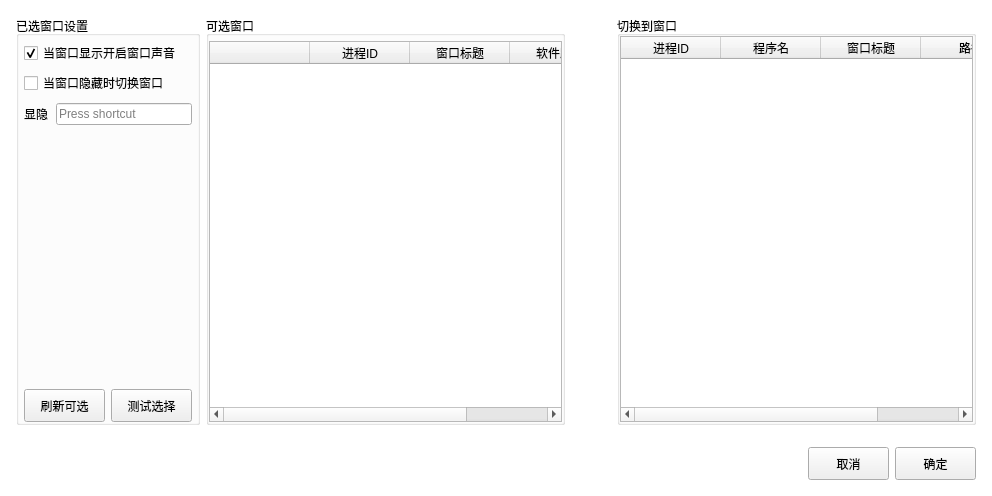
Above: OneKeyHide/ui/newdialog.ui from BiteBit/OneKeyHide before the change. Below: the same form after it.
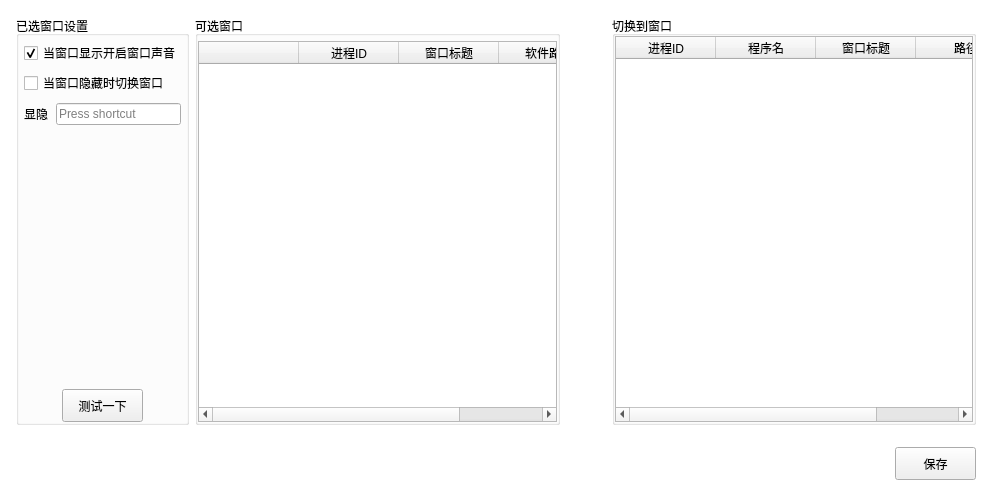
That is the form after the change.

Patch:
```diff
--- a/OneKeyHide/ui/newdialog.ui
+++ b/OneKeyHide/ui/newdialog.ui
@@ -160,25 +160,6 @@
               <property name="topMargin">
                <number>0</number>
               </property>
-              <item>
-               <widget class="QPushButton" name="pushButtonRefresh">
-                <property name="minimumSize">
-                 <size>
-                  <width>81</width>
-                  <height>33</height>
-                 </size>
-                </property>
-                <property name="maximumSize">
-                 <size>
-                  <width>81</width>
-                  <height>33</height>
-                 </size>
-                </property>
-                <property name="text">
-                 <string>刷新可选</string>
-                </property>
-               </widget>
-              </item>
               <item>
                <widget class="QPushButton" name="pushButtonTest">
                 <property name="minimumSize">
@@ -194,7 +175,7 @@
                  </size>
                 </property>
                 <property name="text">
-                 <string>测试选择</string>
+                 <string>测试一下</string>
                 </property>
                </widget>
               </item>
@@ -349,25 +330,6 @@
            </property>
           </spacer>
          </item>
-         <item>
-          <widget class="QPushButton" name="pushButtonCancel">
-           <property name="minimumSize">
-            <size>
-             <width>81</width>
-             <height>33</height>
-            </size>
-           </property>
-           <property name="maximumSize">
-            <size>
-             <width>81</width>
-             <height>33</height>
-            </size>
-           </property>
-           <property name="text">
-            <string>取消</string>
-           </property>
-          </widget>
-         </item>
          <item>
           <widget class="QPushButton" name="pushButtonOk">
            <property name="minimumSize">
@@ -383,7 +345,7 @@
             </size>
            </property>
            <property name="text">
-            <string>确定</string>
+            <string>保存</string>
            </property>
           </widget>
          </item>
```
